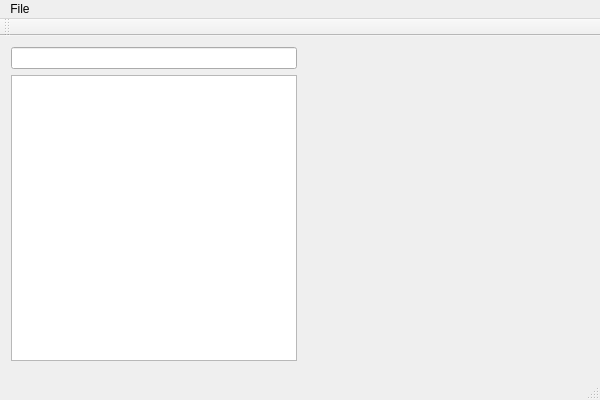
flavio/rockmarble, file mainwindow.ui: the form before one commit.
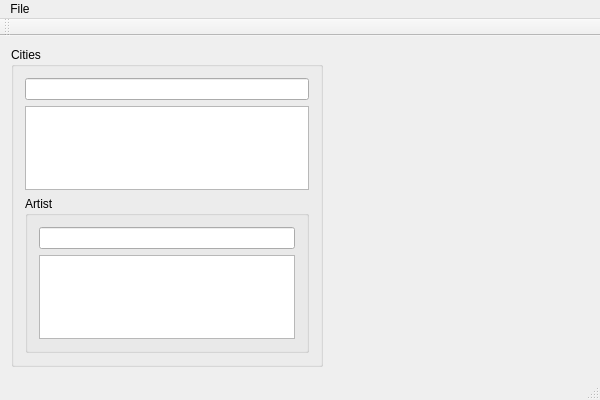
The form after the commit. Custom widgets are drawn as their Qt base class.

```diff
--- a/mainwindow.ui
+++ b/mainwindow.ui
@@ -20,19 +20,33 @@
       <item>
        <layout class="QVBoxLayout" name="verticalLayout">
         <item>
+         <widget class="QGroupBox" name="groupBox">
+          <property name="title">
+           <string>Cities</string>
+          </property>
+          <layout class="QVBoxLayout" name="verticalLayout_3">
+           <item>
          <widget class="QLineEdit" name="lineEdit"/>
         </item>
         <item>
          <widget class="QListView" name="listView"/>
         </item>
         <item>
-         <widget class="Marble::MarbleNavigator" name="navigator">
-          <property name="toolTip">
-           <string>Navigation Control</string>
-          </property>
-          <property name="whatsThis">
-           <string>Use this control to navigate.</string>
-          </property>
+            <widget class="QGroupBox" name="groupBox_2">
+             <property name="title">
+              <string>Artist</string>
+             </property>
+             <layout class="QVBoxLayout" name="verticalLayout_4">
+              <item>
+               <widget class="QLineEdit" name="artistEdit"/>
+              </item>
+              <item>
+               <widget class="QListView" name="artistList"/>
+              </item>
+             </layout>
+            </widget>
+           </item>
+          </layout>
          </widget>
         </item>
        </layout>
@@ -91,11 +105,6 @@
  </widget>
  <layoutdefault spacing="6" margin="11"/>
  <customwidgets>
-  <customwidget>
-   <class>Marble::MarbleNavigator</class>
-   <extends>QWidget</extends>
-   <header>MarbleNavigator.h</header>
-  </customwidget>
   <customwidget>
    <class>Marble::MarbleWidget</class>
    <extends>QWidget</extends>
```
Lines whose indentation alone changed are shown as unchanged.
